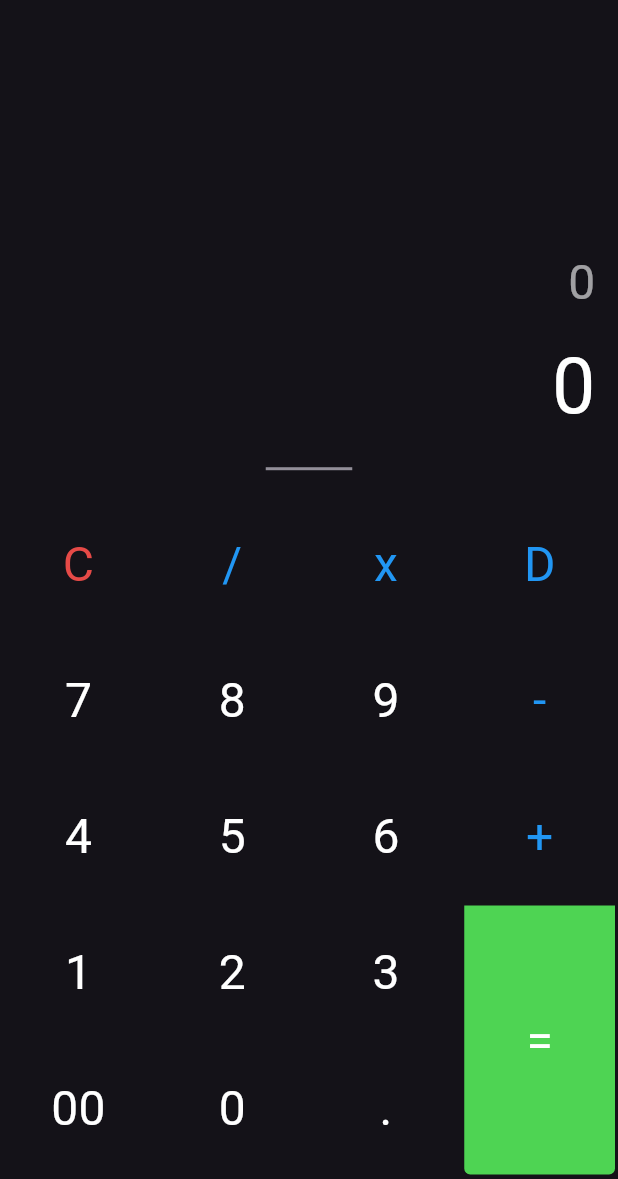
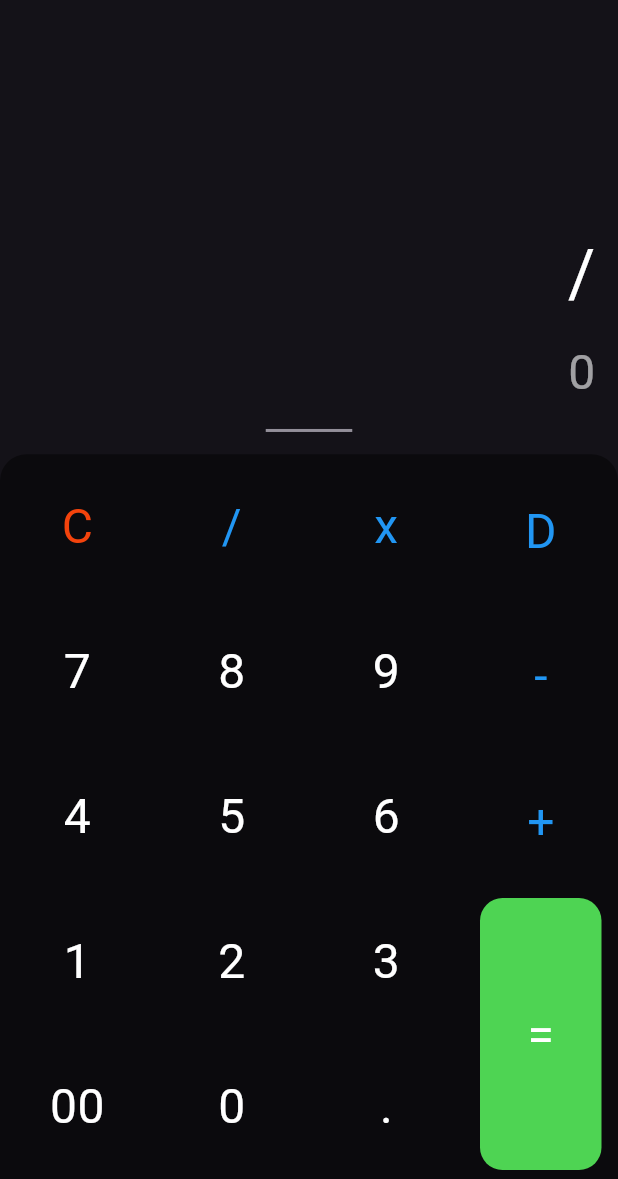
Before and after one commit to ChinepohDivine-f/calculator_, a Flutter app: the screen it shows after launch, after a tap on an icon or button, on a phone screen of 412 x 824 dp, the part 57-1236 px from its top. Run offline on Flutter 3.47's test engine with Material 3 defaults, Android fonts, the phone set to English and light mode, and no system bars.

Commit message:
made the result and expression more interactive by switching between colors and sizes

```diff
--- a/lib/views/home_page.dart
+++ b/lib/views/home_page.dart
@@ -17,17 +17,62 @@ class _CalculatorPageState extends State<CalculatorPage> {
   String expression = "";
   double equationSize = 32;
   double resultSize = 51.52;
+  Color resultColor = Colors.white;
+  Color expressionColor = Colors.white60;
 
   buttonPressed(String buttonText) {
+    setState(() {
       if (buttonText == "C") {
         // clear all the characters
+        expression = "";
+        equation = "0";
+        print("clear screen");
       } else if (buttonText == "D") {
+        try {
           // delete previos character
+          int index = expression.length - 1;
+          expression = expression.substring(0, index);
+          if (expression.length == 0) {
+            // expression = "0";
+            equation = "0";
+            return;
+          }
+          equation = expression;
+        } catch (err) {
+          print('Screen is clear');
+          equation = "0";
+        }
       } else if (buttonText == "=") {
         // provide results
+        // String temp = equation;
+        // result = equation;
+        // equation = temp;
+        // increase size fo result
+         equationSize = 32;
+        resultSize = 51.52;
+        // swapp color to show where the focus is at
+        resultColor = Colors.white;
+        expressionColor = Colors.white60;
+        // calculte for results
+        expression = expression.trim();
+
+        try {
+          // result = "Error...";
+        } catch (err) {
+          result = "Error...";
+        }
       } else {
+        // change font size to show focus and hierachy
+        equationSize = 44;
+        resultSize = 32;
+        // swapp color to show where the focus is at
+        expressionColor = Colors.white;
+        resultColor = Colors.white60;
         // update the screen with buttonText
+        expression = expression + buttonText;
+        equation = expression;
       }
+    });
   }
 
   CustomBtn(
@@ -39,26 +84,29 @@ class _CalculatorPageState extends State<CalculatorPage> {
     Color? buttonColor2 = Colors.transparent,
   }) {
     // buttonColor2 = Colors.transparent;
-    var isTapped=false;
-    return GestureDetector(
-      behavior: HitTestBehavior.translucent,
+    var isTapped = false;
+    return InkWell(
+      radius: buttonHeight/2,
+      borderRadius: BorderRadius.circular(buttonHeight/3),
+      // behavior: HitTestBehavior.deferToChild,
       onTap: () => buttonPressed(buttonText),
       child: Container(
           // padding: EdgeInsets.all(16),
-          // margin: EdgeInsets.all(3),
+          margin: EdgeInsets.all(3),
           alignment: Alignment.center,
           height: MediaQuery.of(context).size.height * 0.11 * buttonHeight,
           decoration: BoxDecoration(
             color: isTapped
                 ? ThemeData.dark().canvasColor.withOpacity(0.8)
                 : buttonColor2,
-              // borderRadius: BorderRadius.circular(5),
-              borderRadius: const BorderRadius.only(
-                bottomLeft: Radius.circular(5),
-                bottomRight: Radius.circular(5),
+            borderRadius: BorderRadius.circular(15),
+            // borderRadius: const BorderRadius.only(
+            //   bottomLeft: Radius.circular(5),
+            //   bottomRight: Radius.circular(5),
+            // ),
+            // border: Border.all(
+            //     width: 1, color: ThemeData.dark().backgroundColor)
           ),
-              border: Border.all(
-                  width: 1, color: ThemeData.dark().backgroundColor)),
           child: Text(buttonText,
               style: TextStyle(
                 fontSize: 32,
@@ -112,14 +160,14 @@ class _CalculatorPageState extends State<CalculatorPage> {
                   padding: EdgeInsets.fromLTRB(15, 10, 15, 0),
                   child: Text(result,
                       style:
-                          TextStyle(fontSize: resultSize, color: Colors.white)),
+                          TextStyle(fontSize: resultSize, color: resultColor)),
                 ),
                 Container(
                   alignment: Alignment.centerRight,
                   padding: EdgeInsets.fromLTRB(15, 10, 15, 0),
                   child: Text(equation,
                       style: TextStyle(
-                          fontSize: equationSize, color: Colors.white60)),
+                          fontSize: equationSize, color: expressionColor)),
                 ),
               ],
             ),
@@ -134,26 +182,27 @@ class _CalculatorPageState extends State<CalculatorPage> {
           ),
           Container(
             alignment: Alignment.center,
-            padding:
-                const EdgeInsets.only(bottom: 2, top: 1, right: 1, left: 1),
+            // padding:
+            // const EdgeInsets.only(bottom: 2, top: 1, right: 1, left: 1),
             decoration: BoxDecoration(
-                color: ThemeData.dark().cardColor,
-                // color: ThemeData.dark().dividerColor,
-                borderRadius: const BorderRadius.only(
-                  topLeft: Radius.circular(5),
-                  topRight: Radius.circular(5),
+                // color: ThemeData.dark().cardColor,
+                color: Colors.black45,
+                // borderRadius: BorderRadius.circular(50),
+                borderRadius: BorderRadius.only(
+                  topLeft: Radius.circular(indent / 10),
+                  topRight: Radius.circular(indent / 10),
                 )),
             child: Row(
               mainAxisAlignment: MainAxisAlignment.center,
               children: [
                 Expanded(
-                    flex: 3,
+                    flex: 6,
                     // width: MediaQuery.of(context).size.width * 0.75,
                     child: Table(
                       children: [
                         TableRow(children: [
                           CustomBtn(
-                            buttonColor: Color.fromARGB(255, 230, 74, 71),
+                            buttonColor: Colors.red.withBlue(12),
                             buttonHeight: 1,
                             buttonText: 'C',
                           ),
@@ -239,6 +288,7 @@ class _CalculatorPageState extends State<CalculatorPage> {
                       ],
                     )),
                 Expanded(
+                    flex: 2,
                     // width: MediaQuery.of(context).size.width * 0.24,
                     child: Table(
                       children: [
@@ -264,12 +314,15 @@ class _CalculatorPageState extends State<CalculatorPage> {
                           ),
                         ]),
                         TableRow(children: [
-                      CustomBtn(
+                          Padding(
+                            padding: EdgeInsets.symmetric(horizontal: 8),
+                            child: CustomBtn(
                               buttonColor2: Color.fromARGB(255, 78, 212, 83),
                               buttonColor: Colors.white,
                               buttonHeight: 2,
                               buttonText: '=',
                             ),
+                          )
                         ]),
                       ],
                     )),
```
Also changed, not shown: lib/views/splash.dart (+14 -16 lines). Lines whose indentation alone changed are shown as unchanged.
